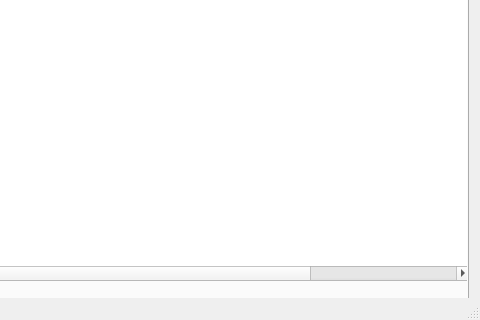
This is src/mainwindow.ui in BadamBoum/GestionScans as Qt 5 draws it before an edit; both pictures show x 152 to 632 and y 92 to 412 of the 632 by 412 pixel window. The edited form follows.
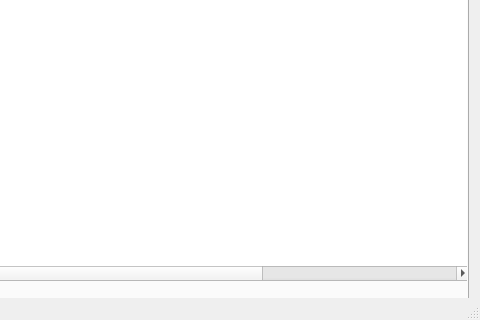
This is the edited form. The open tabs and pages were chosen to show the change.

Patch:
```diff
--- a/src/mainwindow.ui
+++ b/src/mainwindow.ui
@@ -247,6 +247,11 @@
         <string>Ext</string>
        </property>
       </column>
+      <column>
+       <property name="text">
+        <string>Weekly</string>
+       </property>
+      </column>
      </widget>
     </widget>
     <widget class="QWidget" name="tab_3">
```
